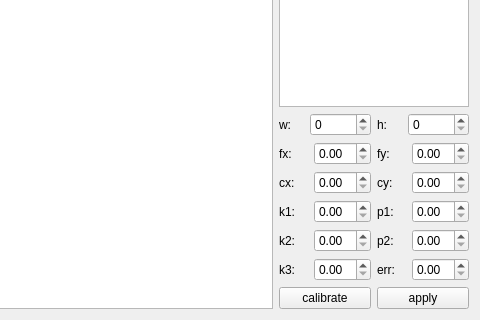
Before: the Qt Designer form calibrationdialog.ui in sltruman/mind-vision-example, drawn with Qt 5; both pictures show x 533 to 1013 and y 313 to 633 of the 1013 by 633 pixel window.
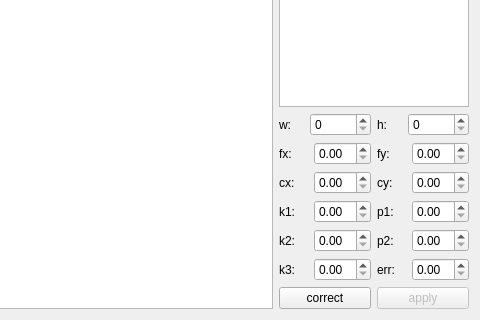
After: the same form once the commit is applied.

Patch:
```diff
--- a/calibrationdialog.ui
+++ b/calibrationdialog.ui
@@ -222,12 +222,15 @@
        <item>
         <widget class="QPushButton" name="pushButton_calibrate">
          <property name="text">
-          <string>calibrate</string>
+          <string>correct</string>
          </property>
         </widget>
        </item>
        <item>
         <widget class="QPushButton" name="pushButton_applyCalibration">
+         <property name="enabled">
+          <bool>false</bool>
+         </property>
          <property name="text">
           <string>apply</string>
          </property>
```
Left out of the diff: 24 changed lines with no effect on the pictures.
